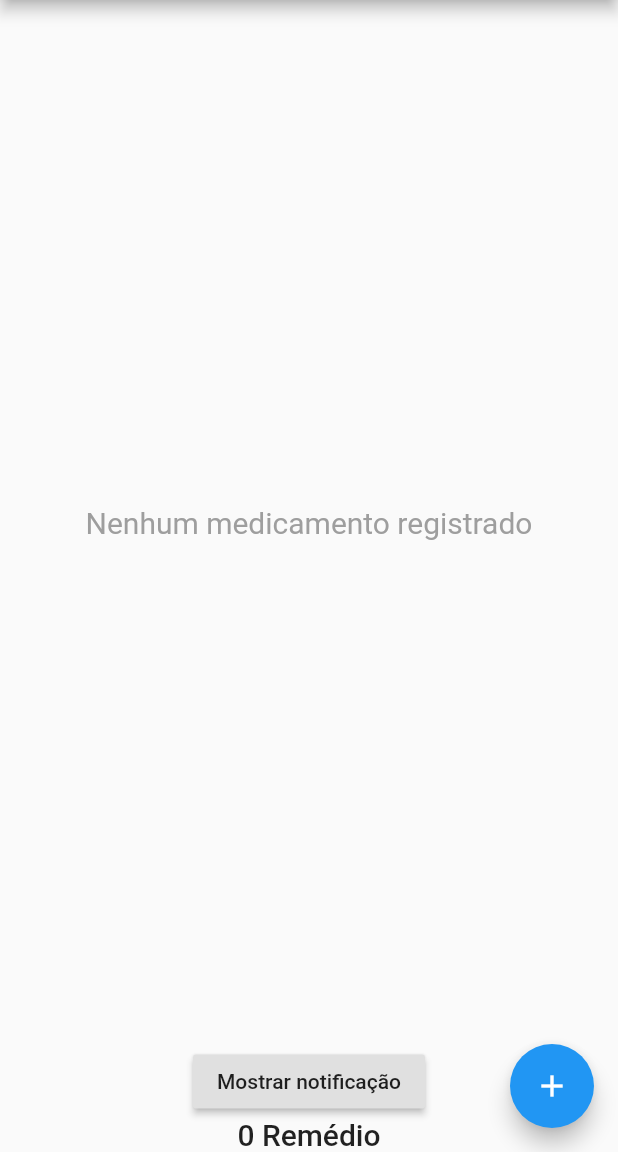
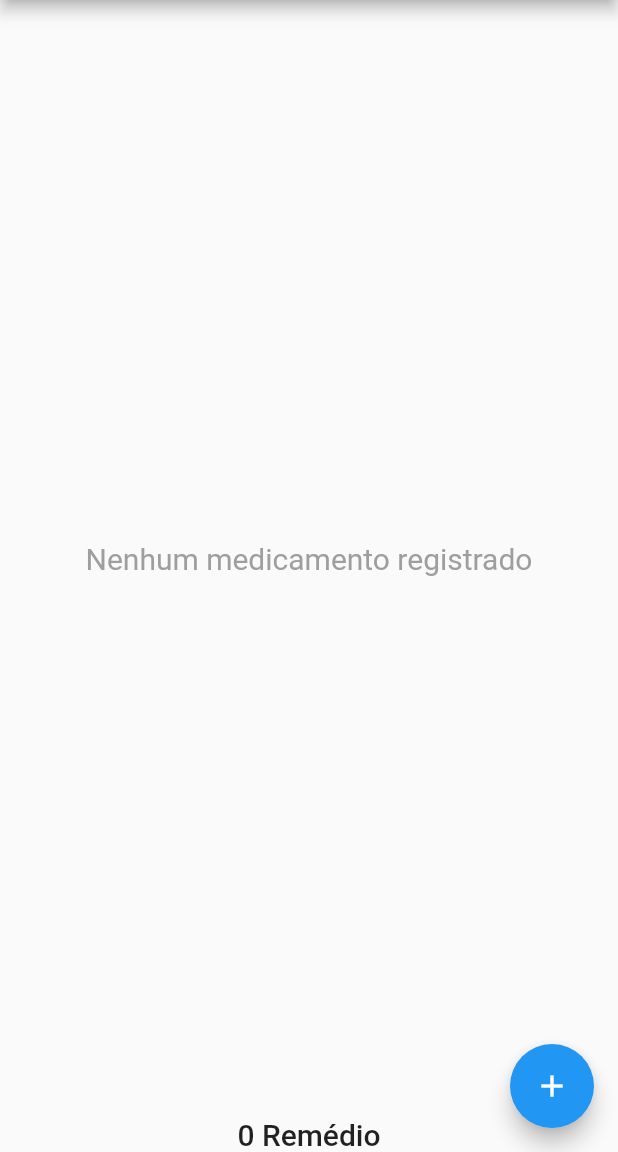
Before and after one commit to pilarfernandezz/MediNow, a Flutter app: the screen it shows after launch, on a phone screen of 412 x 824 dp, the part 84-1236 px from its top. Run offline on Flutter 3.47's test engine with Material 2 defaults, Android fonts, the phone set to English and light mode, and no system bars; our stand-ins replace camera, flutter_html, flutter_local_notifications, geolocator, google_maps_flutter, permission_handler; missing offline and left inert: day_selector, google_maps_webservice.

Commit message:
Changed raisedButton on main.dart to function as an Easter Egg

```diff
--- a/lib/main.dart
+++ b/lib/main.dart
@@ -101,14 +101,13 @@ class _MyHomePageState extends State<MyHomePage> {
             mainAxisAlignment: MainAxisAlignment.center,
             children: <Widget>[
               Expanded(child: getList()),
-              RaisedButton(
-                onPressed: showNotificationNoDrug,
-                child: Text("Mostrar notificação"),
-              ),
-              Text(
-                (_counter < 2) ? '$_counter Remédio' : '$_counter Remédios',
-                style: Theme.of(context).textTheme.headline6,
-              ),
+              GestureDetector(
+                onLongPress: () => showNotificationNoDrug(),
+                child: Text(
+                  (_counter < 2) ? '$_counter Remédio' : '$_counter Remédios',
+                  style: Theme.of(context).textTheme.headline6,
+                ),
+              )
             ],
           ),
         ),
```
